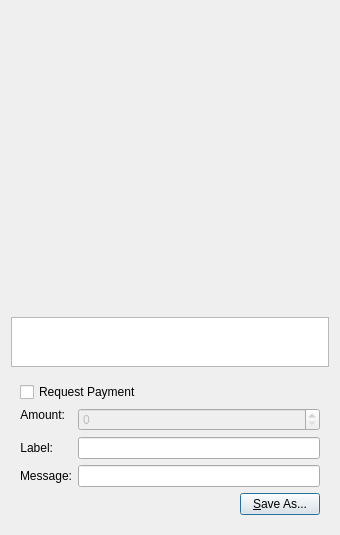
Before: the Qt Designer form src/qt/forms/qrcodedialog.ui in FromHDDtoSSD/SorachanCoin-qt, drawn with Qt 5.
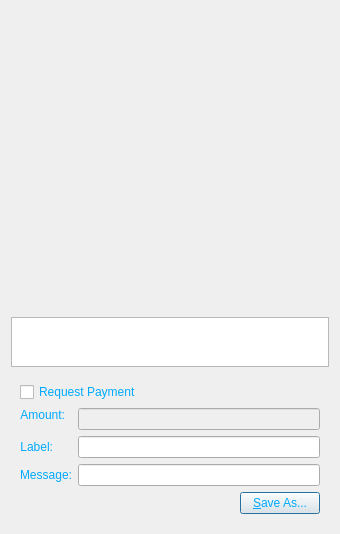
After: the same form once the commit is applied. Icons and pictures are not drawn. Custom widgets are drawn as their Qt base class.

The edit to the form file:
```diff
--- a/src/qt/forms/qrcodedialog.ui
+++ b/src/qt/forms/qrcodedialog.ui
@@ -13,6 +13,10 @@
   <property name="windowTitle">
    <string>QR Code Dialog</string>
   </property>
+  <property name="styleSheet">
+   <string notr="true">background-image: url(:/images/bkg2);
+color: rgb(0, 170, 255);</string>
+  </property>
   <layout class="QVBoxLayout" name="verticalLayout_3">
    <item>
     <widget class="QLabel" name="lblQRCode">
@@ -186,7 +190,7 @@
  <customwidgets>
   <customwidget>
    <class>BitcoinAmountField</class>
-   <extends>QSpinBox</extends>
+   <extends>QLineEdit</extends>
    <header>bitcoinamountfield.h</header>
   </customwidget>
  </customwidgets>
```
Left out of the diff: 1 changed line with no effect on the pictures.
